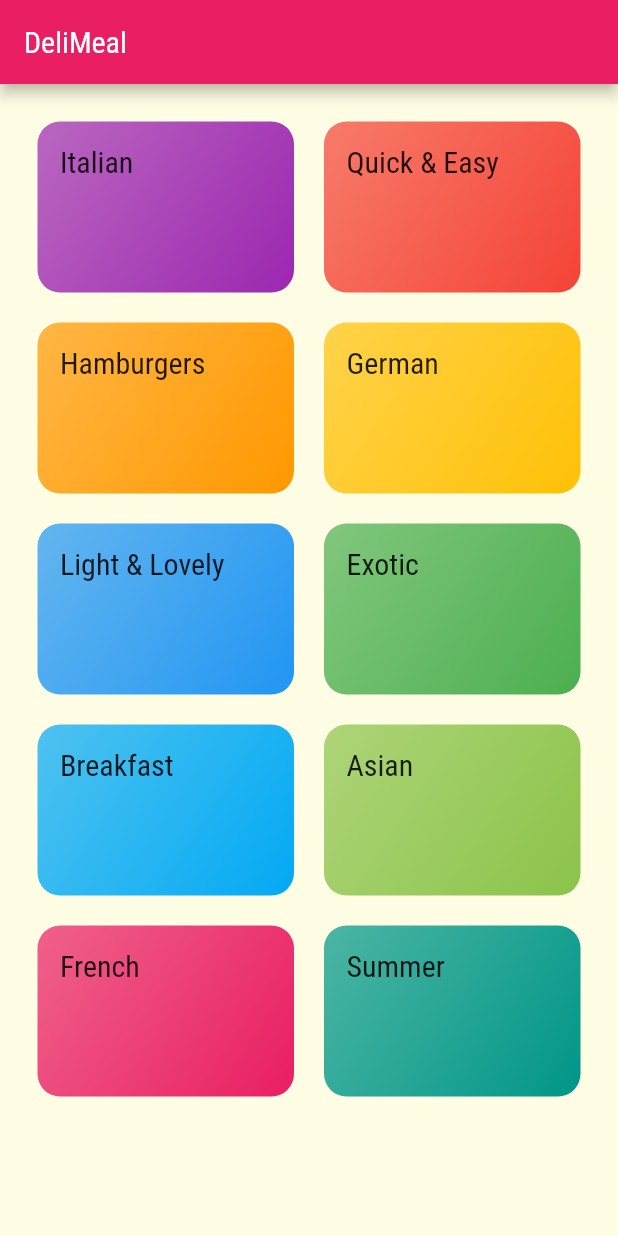
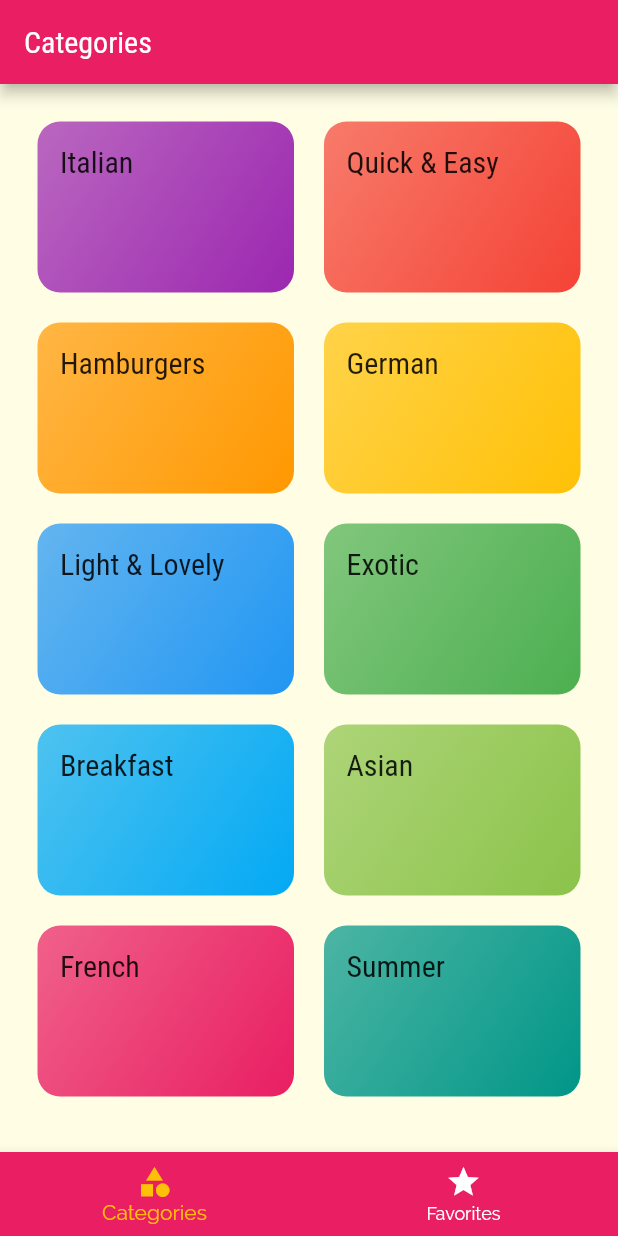
Before and after one commit to aimngx/meal-app, a Flutter app: the screen it shows after launch, on a phone screen of 412 x 824 dp. Run offline on Flutter 3.47's test engine with Material 2 defaults, Android fonts, the phone set to English and light mode, and no system bars.

```diff
--- a/lib/main.dart
+++ b/lib/main.dart
@@ -2,6 +2,7 @@ import 'package:flutter/material.dart';
 import 'package:meal_app/screens/categories_screen.dart';
 import 'package:meal_app/screens/category_meals_screen.dart';
 import 'package:meal_app/screens/meal_details.dart';
+import 'package:meal_app/screens/tabs_screen.dart';
 
 void main() => runApp(const MyApp());
 
@@ -27,10 +28,11 @@ class MyApp extends StatelessWidget {
                 fontFamily: 'RobotoCondensed',
               ),
             ),
-        colorScheme: ColorScheme.fromSwatch(primarySwatch: Colors.pink)
-            .copyWith(secondary: Colors.amber),
+        colorScheme: ColorScheme.fromSwatch(
+          primarySwatch: Colors.pink,
+        ).copyWith(secondary: Colors.amber),
       ),
-      home: const CategoriesScreen(),
+      home: const TabsScreen(),
       routes: {
         CategoryMealsScreen.routeName: (context) => CategoryMealsScreen(),
         MealDetailScreen.routeName: (context) => MealDetailScreen(),
--- a/lib/screens/categories_screen.dart
+++ b/lib/screens/categories_screen.dart
@@ -12,11 +12,7 @@ class CategoriesScreen extends StatefulWidget {
 class _CategoriesScreenState extends State<CategoriesScreen> {
   @override
   Widget build(BuildContext context) {
-    return Scaffold(
-      appBar: AppBar(
-        title: const Text('DeliMeal'),
-      ),
-      body: GridView(
+    return GridView(
       padding: const EdgeInsets.all(25),
       gridDelegate: const SliverGridDelegateWithMaxCrossAxisExtent(
         maxCrossAxisExtent: 200,
@@ -33,7 +29,6 @@ class _CategoriesScreenState extends State<CategoriesScreen> {
             ),
           )
           .toList(),
-      ),
     );
   }
 }
--- /dev/null
+++ b/lib/screens/favorites_screen.dart
@@ -0,0 +1,12 @@
+import 'package:flutter/material.dart';
+
+class FavoritesScreen extends StatelessWidget {
+  const FavoritesScreen({super.key});
+
+  @override
+  Widget build(BuildContext context) {
+    return Center(
+      child: Text('Favorites'),
+    );
+  }
+}
--- /dev/null
+++ b/lib/screens/tabs_screen.dart
@@ -0,0 +1,58 @@
+import 'package:flutter/material.dart';
+import 'package:meal_app/screens/categories_screen.dart';
+import 'package:meal_app/screens/favorites_screen.dart';
+
+class TabsScreen extends StatefulWidget {
+  const TabsScreen({super.key});
+
+  @override
+  State<TabsScreen> createState() => _TabsScreenState();
+}
+
+class _TabsScreenState extends State<TabsScreen> {
+  final List<Map<String, dynamic>> _pages = const [
+    {
+      'page': CategoriesScreen(),
+      'title': 'Categories',
+    },
+    {
+      'page': FavoritesScreen(),
+      'title': 'Your Favorites',
+    },
+  ];
+  int _selectedPageIndex = 0;
+
+  void _selectPage(int index) {
+    setState(() {
+      _selectedPageIndex = index;
+    });
+  }
+
+  @override
+  Widget build(BuildContext context) {
+    return Scaffold(
+      appBar: AppBar(
+        title: Text(_pages[_selectedPageIndex]['title'] as String),
+      ),
+      body: _pages[_selectedPageIndex]['page'],
+      bottomNavigationBar: BottomNavigationBar(
+        backgroundColor: Theme.of(context).colorScheme.primary,
+        unselectedItemColor: Colors.white,
+        selectedItemColor: Theme.of(context).colorScheme.secondary,
+        onTap: _selectPage,
+        currentIndex: _selectedPageIndex,
+        //type: BottomNavigationBarType.shifting,
+        items: const [
+          BottomNavigationBarItem(
+            icon: Icon(Icons.category),
+            label: 'Categories',
+          ),
+          BottomNavigationBarItem(
+            icon: Icon(Icons.star),
+            label: 'Favorites',
+          ),
+        ],
+      ),
+    );
+  }
+}
```
Lines whose indentation alone changed are shown as unchanged.
